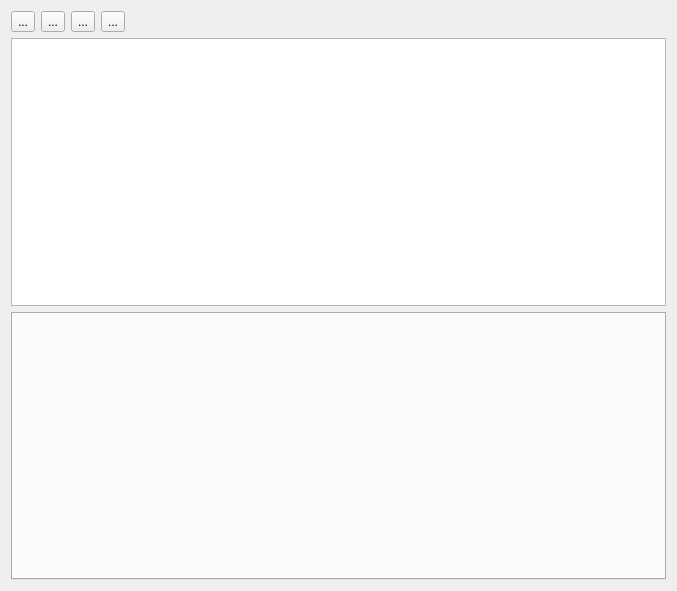
mikhailKhmel/database_viewer, file script_window.ui: the form before one commit.
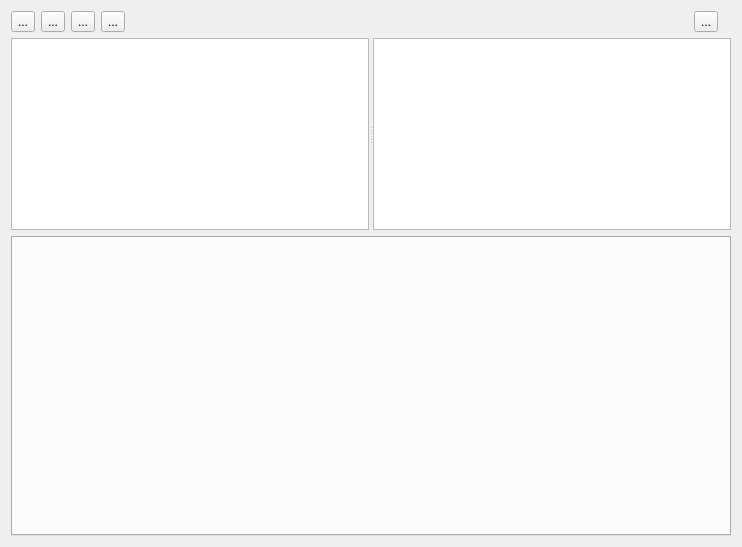
The form after the commit. Icons and pictures are not drawn.

Commit message:
Отображение номеров строк в редакторе скриптов
В ошибках отображается номер строки. Кнопка светлой и темной теме в редакторе скриптов

```diff
--- a/script_window.ui
+++ b/script_window.ui
@@ -6,8 +6,8 @@
    <rect>
     <x>0</x>
     <y>0</y>
-    <width>677</width>
-    <height>591</height>
+    <width>742</width>
+    <height>547</height>
    </rect>
   </property>
   <property name="windowTitle">
@@ -15,8 +15,6 @@
   </property>
   <layout class="QGridLayout" name="gridLayout">
    <item row="0" column="0">
-    <layout class="QVBoxLayout" name="verticalLayout">
-     <item>
       <layout class="QHBoxLayout" name="horizontalLayout">
        <item>
         <widget class="QToolButton" name="toolButton_create">
@@ -86,13 +84,6 @@
          </property>
         </widget>
        </item>
-       <item>
-        <widget class="QLabel" name="label">
-         <property name="text">
-          <string/>
-         </property>
-        </widget>
-       </item>
        <item>
         <spacer name="horizontalSpacer">
          <property name="orientation">
@@ -100,16 +91,69 @@
          </property>
          <property name="sizeHint" stdset="0">
           <size>
-           <width>40</width>
+         <width>248</width>
            <height>20</height>
           </size>
          </property>
         </spacer>
        </item>
-      </layout>
-     </item>
+     <item>
+      <widget class="QToolButton" name="toolButton_lightmode">
+       <property name="text">
+        <string>...</string>
+       </property>
+       <property name="icon">
+        <iconset resource="qrc.qrc">
+         <normaloff>:/src/icons8-солнце-32.png</normaloff>:/src/icons8-солнце-32.png</iconset>
+       </property>
+       <property name="iconSize">
+        <size>
+         <width>30</width>
+         <height>30</height>
+        </size>
+       </property>
+      </widget>
+     </item>
+     <item>
+      <widget class="QLabel" name="label">
+       <property name="text">
+        <string/>
+       </property>
+      </widget>
+     </item>
+    </layout>
+   </item>
+   <item row="1" column="0">
+    <layout class="QVBoxLayout" name="verticalLayout">
      <item>
-      <widget class="QTextEdit" name="textEdit"/>
+      <widget class="QSplitter" name="splitter">
+       <property name="orientation">
+        <enum>Qt::Horizontal</enum>
+       </property>
+       <widget class="QTextEdit" name="textEdit_rows">
+        <property name="font">
+         <font>
+          <pointsize>10</pointsize>
+         </font>
+        </property>
+        <property name="verticalScrollBarPolicy">
+         <enum>Qt::ScrollBarAlwaysOff</enum>
+        </property>
+        <property name="horizontalScrollBarPolicy">
+         <enum>Qt::ScrollBarAlwaysOff</enum>
+        </property>
+        <property name="readOnly">
+         <bool>true</bool>
+        </property>
+       </widget>
+       <widget class="QTextEdit" name="textEdit">
+        <property name="font">
+         <font>
+          <pointsize>10</pointsize>
+         </font>
+        </property>
+       </widget>
+      </widget>
      </item>
      <item>
       <widget class="QTabWidget" name="tabWidget">
```
Lines whose indentation alone changed are shown as unchanged. The commit also changes 2 other files.
